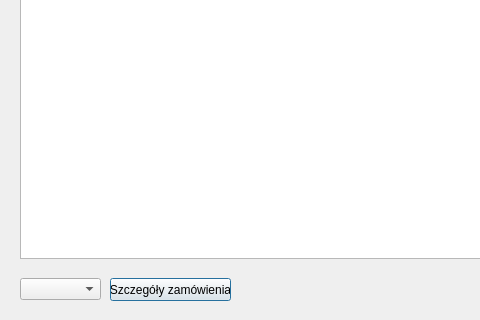
The window that salesview.ui (DzimiX/ProgramSprzedazowy) describes before a commit, drawn with Qt 5; both pictures show x 0 to 480 and y 102 to 422 of the 632 by 422 pixel window.
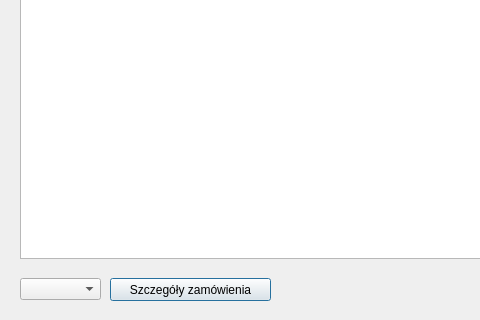
The same window after the commit.

Patch:
```diff
--- a/salesview.ui
+++ b/salesview.ui
@@ -47,7 +47,7 @@
     <rect>
      <x>110</x>
      <y>380</y>
-     <width>121</width>
+     <width>161</width>
      <height>23</height>
     </rect>
    </property>
```
